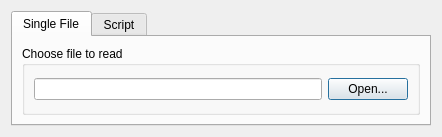
The window that src/Interface/Modules/DataIO/ReadBundleDialog.ui (SCIInstitute/SCIRun) describes before a commit, drawn with Qt 5.
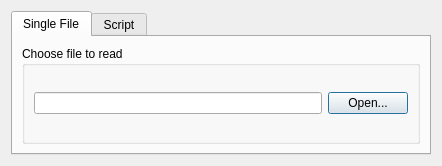
The same window after the commit.

Commit message: Increase UI sizes

What changed in the file:
```diff
--- a/src/Interface/Modules/DataIO/ReadBundleDialog.ui
+++ b/src/Interface/Modules/DataIO/ReadBundleDialog.ui
@@ -7,7 +7,7 @@
     <x>0</x>
     <y>0</y>
     <width>442</width>
-    <height>137</height>
+    <height>166</height>
    </rect>
   </property>
   <property name="sizePolicy">
@@ -19,7 +19,7 @@
   <property name="minimumSize">
    <size>
     <width>442</width>
-    <height>137</height>
+    <height>166</height>
    </size>
   </property>
   <property name="windowTitle">
```
The commit also changes 2 other files.
